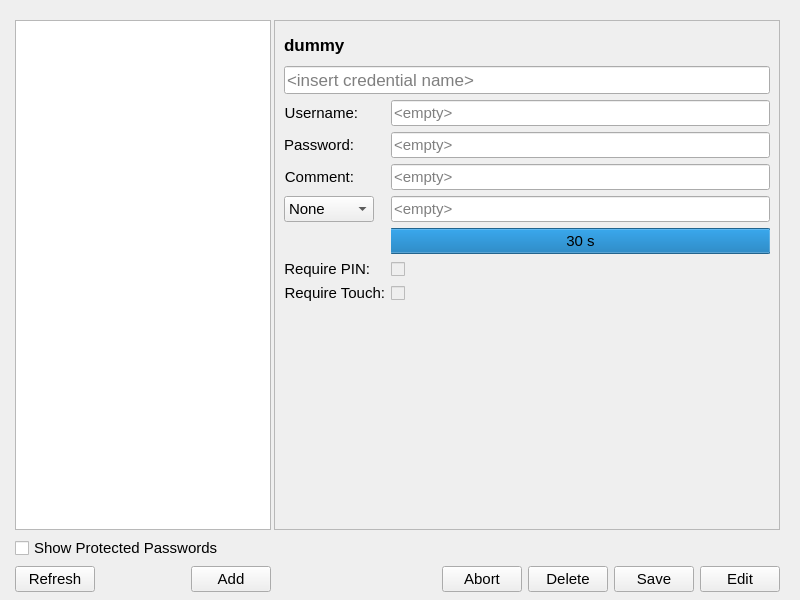
Old version of the form nitrokeyapp/ui/secrets_tab.ui in the repository Nitrokey/nitrokey-app2.
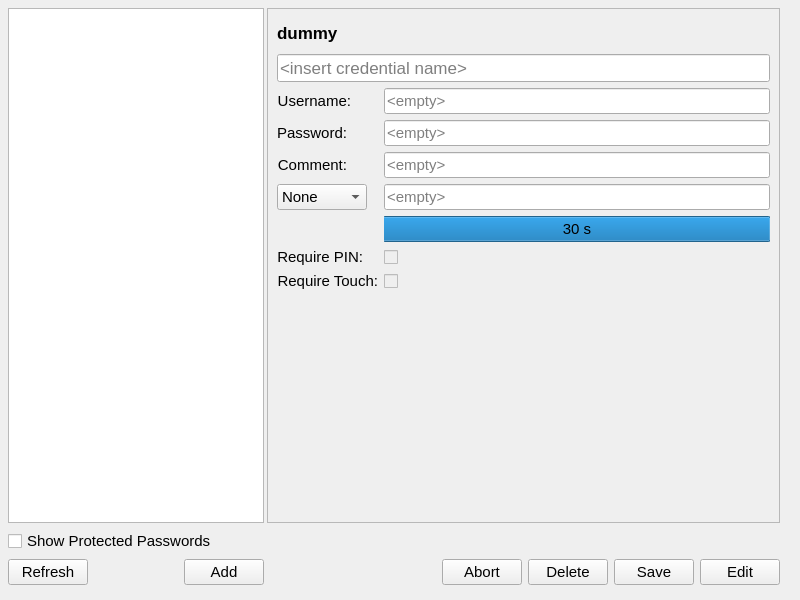
New version of the form. Icons and pictures are not drawn.

```diff
--- a/nitrokeyapp/ui/secrets_tab.ui
+++ b/nitrokeyapp/ui/secrets_tab.ui
@@ -23,8 +23,11 @@
    <string notr="true"/>
   </property>
   <layout class="QVBoxLayout" name="verticalLayout_2" stretch="0">
-   <property name="bottomMargin">
-    <number>4</number>
+   <property name="leftMargin">
+     <number>4</number>
+   </property>   
+   <property name="topMargin">
+     <number>4</number>
    </property>
    <item>
     <widget class="QStackedWidget" name="secret_tab">
@@ -48,6 +51,9 @@
        <property name="horizontalSpacing">
         <number>3</number>
        </property>
+       <property name="topMargin">
+        <number>4</number>
+       </property>
        <item row="0" column="0">
         <widget class="QListWidget" name="secrets_list">
          <property name="sizePolicy">
```
